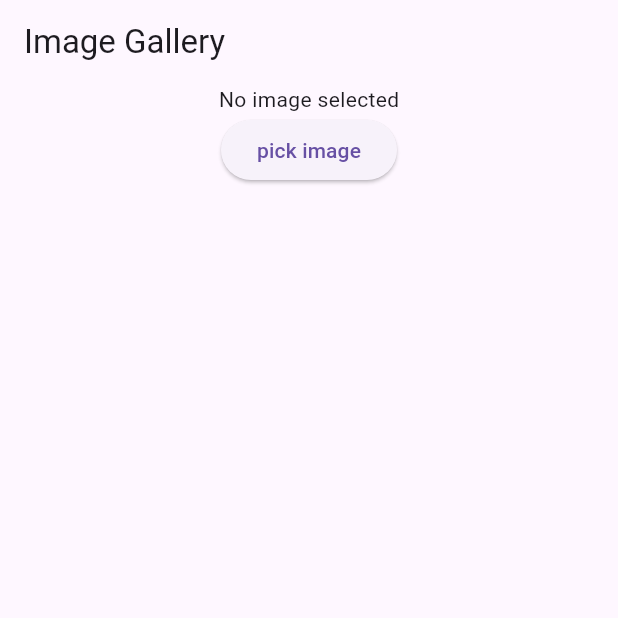
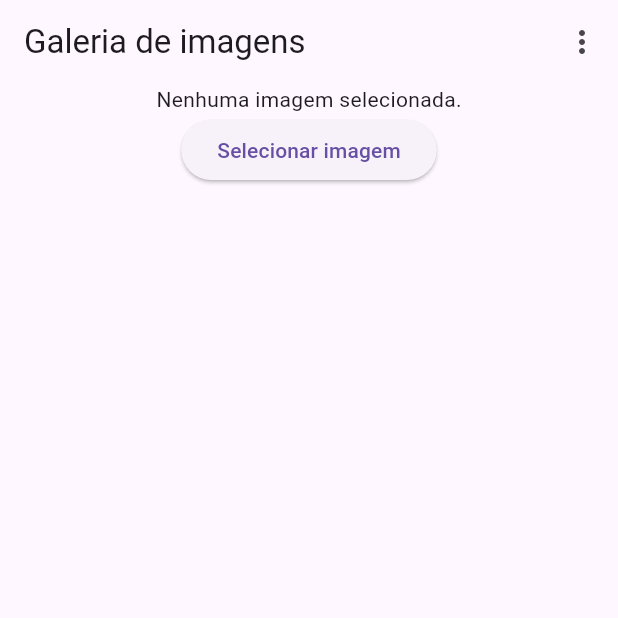
Before and after one commit to RicardoMomberg/FLUTTER-WEB, a Flutter app: the screen it shows after launch, on a phone screen of 412 x 824 dp, the top half of it. Run offline on Flutter 3.47's test engine with Material 3 defaults, Android fonts, the phone set to English and light mode, and no system bars; our stand-ins replace firebase_core, firebase_storage; missing offline and left inert: image_picker_for_web, image_picker_platform_interface; accounts and stored records are empty.

Commit message:
07 - Set localizations

```diff
--- a/lib/image_galley.dart
+++ b/lib/image_galley.dart
@@ -1,6 +1,8 @@
 import 'dart:typed_data';
 import 'package:firebase_storage/firebase_storage.dart';
 import 'package:flutter/material.dart';
+import 'package:image_gallery_app/l10n/app_localizations.dart';
+import 'package:image_gallery_app/main.dart';
 import 'package:image_picker_for_web/image_picker_for_web.dart';
 import 'package:image_picker_platform_interface/image_picker_platform_interface.dart';
 
@@ -55,25 +57,53 @@ class _ImageGalleyState extends State<ImageGallery> {
     }
   }
 
+  _changeLanguage(Locale locale) {
+    setState(() {
+      MyApp.setLocale(context, locale);
+    });
+  }
+
   @override
   Widget build(BuildContext context) {
     return Scaffold(
-      appBar: AppBar(title: const Text('Image Gallery')),
+      appBar: AppBar(
+        title: Text(AppLocalizations.of(context)!.title),
+        actions: [
+          PopupMenuButton(
+            onSelected: (String value) {
+              if (value == 'English') {
+                _changeLanguage(Locale('en'));
+              } else if (value == 'Português') {
+                _changeLanguage(Locale('pt'));
+              }
+            },
+            itemBuilder: (BuildContext context) {
+              return {'English', 'Português'}.map((String choice) {
+                return PopupMenuItem(value: choice, child: Text(choice));
+              }).toList();
+            },
+          ),
+        ],
+      ),
       body: Center(
         child: Column(
           children: [
-            _image != null ? Image.memory(_image!) : Text('No image selected'),
-            ElevatedButton(onPressed: _pickeImage, child: Text('pick image')),
+            _image != null
+                ? Image.memory(_image!)
+                : Text(AppLocalizations.of(context)!.no_image_selected),
+            ElevatedButton(
+              onPressed: _pickeImage,
+              child: Text(AppLocalizations.of(context)!.select_image),
+            ),
             const SizedBox(height: 10),
             if (_image != null)
               ElevatedButton(
                 onPressed: _uploadImage,
-                child: Text('Upload image'),
+                child: Text(AppLocalizations.of(context)!.upload_image),
               ),
-              if (loading != null && loading == true) CircularProgressIndicator(),
-              if (_image != null && loading == false)
-                const Text('image uploaded successfully!'),
-
+            if (loading != null && loading == true) CircularProgressIndicator(),
+            if (_image != null && loading == false)
+              Text(AppLocalizations.of(context)!.image_uploaded),
           ],
         ),
       ),
--- a/lib/main.dart
+++ b/lib/main.dart
@@ -17,9 +17,25 @@ void main() async {
   runApp(MyApp());
 }
 
-class MyApp extends StatelessWidget {
+class MyApp extends StatefulWidget {
 
+  static void setLocale(BuildContext context, Locale newLocale) {
+    var state = context.findAncestorStateOfType<_MyAppState>();
+    state?.changeLocale(newLocale);
+  }
+
+  @override
+  State<MyApp> createState() => _MyAppState();
+}
+
+class _MyAppState extends State<MyApp> {
   Locale? _locale = const Locale('pt');
+
+  void changeLocale(Locale newLocale) {
+    setState(() {
+      _locale = newLocale;
+    });
+  }
 
   @override
   Widget build(BuildContext context) {
@@ -27,6 +43,7 @@ class MyApp extends StatelessWidget {
       title: 'Image gallery app',
       home: ImageGallery(),
       locale: _locale,
+      debugShowCheckedModeBanner: false,
       localizationsDelegates: AppLocalizations.localizationsDelegates,
       supportedLocales: AppLocalizations.supportedLocales,
     );
```
